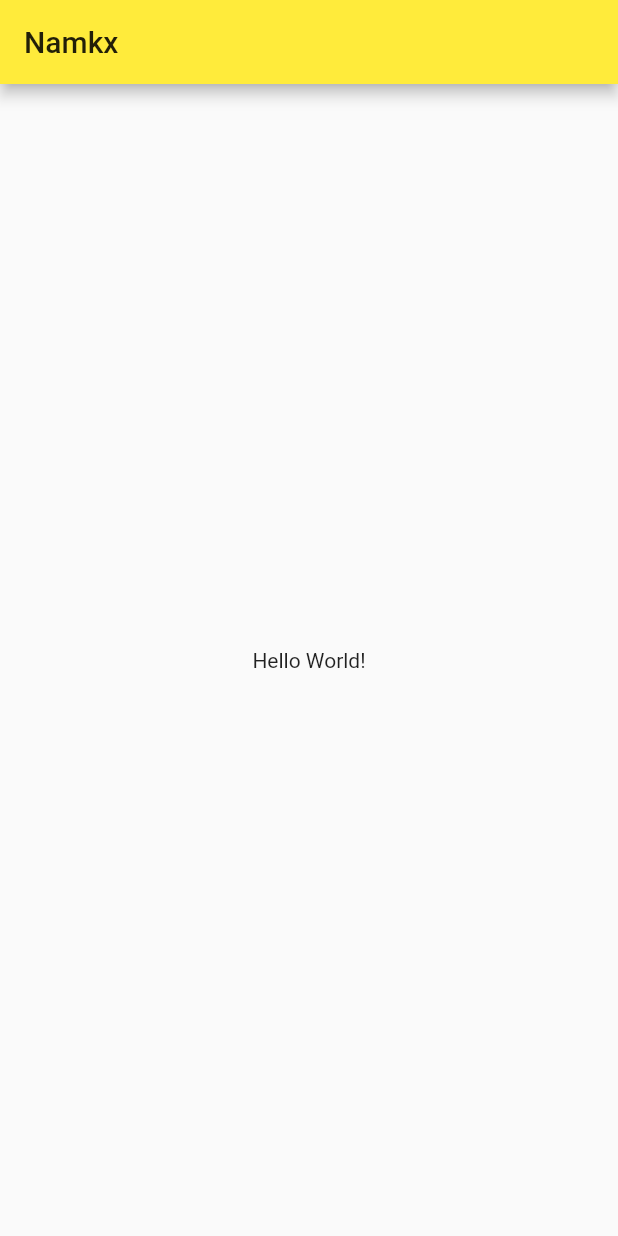
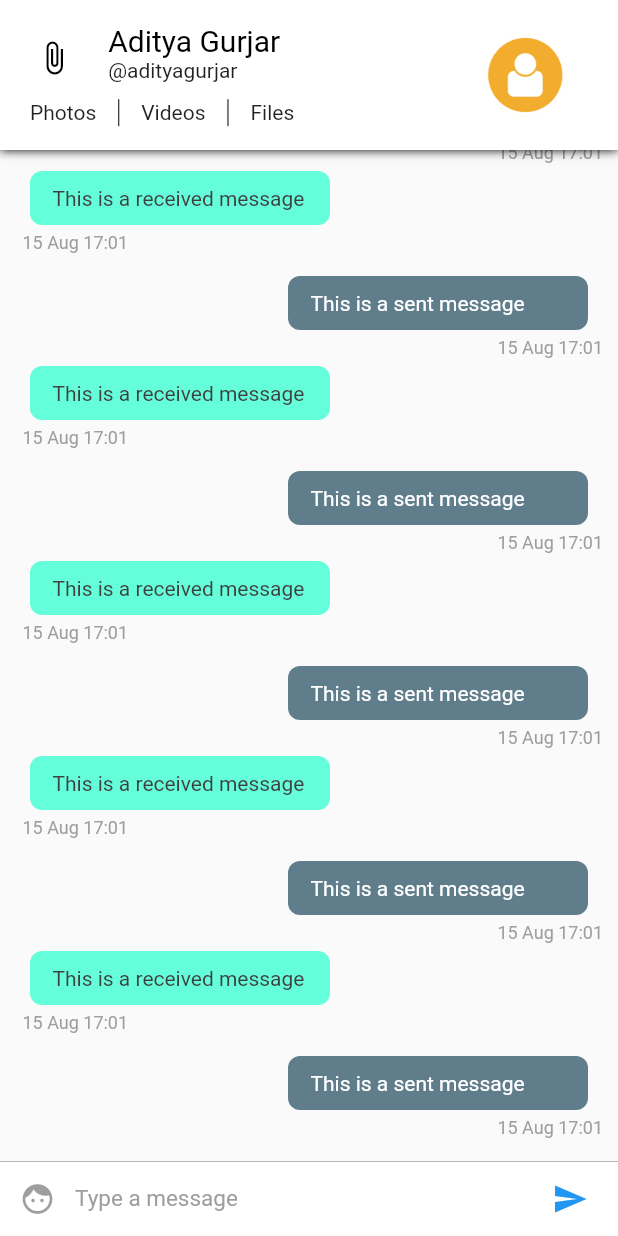
Before and after one commit to namlee0005/messaging_app, a Flutter app: the screen it shows after launch, on a phone screen of 412 x 824 dp. Run offline on Flutter 3.47's test engine with Material 2 defaults, Android fonts, the phone set to English and light mode, and no system bars.

Commit message:
update UI

```diff
--- /dev/null
+++ b/lib/config/Assets.dart
@@ -0,0 +1,3 @@
+class Assets{
+  static String user = 'assets/user.png';
+}
--- /dev/null
+++ b/lib/config/Palette.dart
@@ -0,0 +1,15 @@
+import 'package:flutter/material.dart';
+
+// Color palette for the app
+class Palette{
+  static Color primaryColor = Colors.blue;
+  static Color secondaryColor = Colors.black;
+  static Color primaryTextColor = Colors.black;
+  static Color secondaryTextColor = Colors.black87;
+  static Color primaryBackgroundColor = Colors.white;
+  static Color selfMessageBackgroundColor = Colors.blueGrey;
+  static Color otherMessageBackgroundColor = Colors.tealAccent;
+  static Color selfMessageColor = Colors.white;
+  static Color otherMessageColor = Color(0xff3f3f3f);
+  static Color greyColor = Colors.grey;
+}
--- a/lib/main.dart
+++ b/lib/main.dart
@@ -1,4 +1,5 @@
 import 'package:flutter/material.dart';
+import 'package:messaging_app/pages/ConversationPageList.dart';
 
 void main() {
   runApp(MyApp());
@@ -14,31 +15,7 @@ class MyApp extends StatelessWidget {
         primarySwatch: Colors.yellow,
         visualDensity: VisualDensity.adaptivePlatformDensity,
       ),
-      home: MyHomePage(title: 'Namkx'),
+      home: ConversationPageList(),
     );
   }
 }
-
-class MyHomePage extends StatefulWidget {
-  MyHomePage({Key key, this.title}) : super(key: key);
-  final String title;
-
-  @override
-  _MyHomePageState createState() => _MyHomePageState();
-}
-
-class _MyHomePageState extends State<MyHomePage> {
-
-  @override
-  Widget build(BuildContext context) {
-    return Scaffold(
-      appBar: AppBar(
-        title: Text(widget.title),
-      ),
-      body: Center(
-        child: new Text("Hello World!")
-      ),
-
-    );
-  }
-}
--- /dev/null
+++ b/lib/pages/ConversationPage.dart
@@ -0,0 +1,27 @@
+import 'package:flutter/material.dart';
+import 'package:messaging_app/widgets/ChatAppBar.dart';
+import 'package:messaging_app/widgets/ChatListWidget.dart';
+import 'package:messaging_app/widgets/InputWidget.dart';
+
+class ConversationPage extends StatefulWidget {
+  @override
+  _ConversationPageState createState() => _ConversationPageState();
+}
+
+class _ConversationPageState extends State<ConversationPage> {
+  @override
+  Widget build(BuildContext context) {
+    return SafeArea(child: Scaffold(
+        appBar: ChatAppBar(),
+        body: Stack(children: <Widget>[
+          Column(
+            children: <Widget> [
+              ChatListWidget(),
+              InputWidget()
+            ]
+          )
+        ])
+    )
+    );
+  }
+}
--- /dev/null
+++ b/lib/pages/ConversationPageList.dart
@@ -0,0 +1,24 @@
+import 'package:flutter/material.dart';
+import 'ConversationPage.dart';
+
+class ConversationPageList extends StatefulWidget {
+
+  @override
+  _ConversationPageListState createState() => _ConversationPageListState();
+}
+
+class _ConversationPageListState extends State<ConversationPageList> {
+
+  @override
+  Widget build(BuildContext context) {
+    return PageView(
+      children: <Widget>[
+        ConversationPage(),
+        ConversationPage(),
+        ConversationPage()
+      ],
+    );
+
+
+  }
+}
--- /dev/null
+++ b/lib/widgets/ChatAppBar.dart
@@ -0,0 +1,113 @@
+import 'package:flutter/material.dart';
+import 'package:messaging_app/config/Assets.dart';
+import 'package:messaging_app/config/Palette.dart';
+
+class ChatAppBar extends StatelessWidget implements PreferredSizeWidget {
+  final double height = 100;
+  @override
+  Widget build(BuildContext context) {
+    var textHeading = TextStyle(
+        color: Palette.primaryTextColor,
+        fontSize: 20); // Text style for the name
+    var textStyle = TextStyle(
+        color: Palette.secondaryTextColor); // Text style for everything else
+
+    double width =
+        MediaQuery.of(context).size.width; // calculate the screen width
+    double heightScreen = MediaQuery.of(context).size.height;
+    print(heightScreen);
+    return Material(
+        child: Container(
+            decoration: new BoxDecoration(boxShadow: [
+              //adds a shadow to the appbar
+              new BoxShadow(
+                color: Colors.black,
+                blurRadius: 5.0,
+              )
+            ]),
+            child: Container(
+                color: Palette.primaryBackgroundColor,
+                child: Row(children: <Widget>[
+                  Expanded(
+                      //we're dividing the appbar into 7 : 3 ratio. 7 is for content and 3 is for the display picture.
+                      flex: 7,
+                      child: Center(
+                          child: Column(
+                        mainAxisSize: MainAxisSize.min,
+                        children: <Widget>[
+                          Container(
+                              height: 70 - (width * .06),
+                              child: Row(
+                                crossAxisAlignment: CrossAxisAlignment.start,
+                                children: <Widget>[
+                                  Expanded(
+                                      flex: 2,
+                                      child: Center(
+                                          child: Icon(
+                                        Icons.attach_file,
+                                        color: Palette.secondaryColor,
+                                      ))),
+                                  Expanded(
+                                      flex: 6,
+                                      child: Container(
+                                          child: Column(
+                                        crossAxisAlignment:
+                                            CrossAxisAlignment.start,
+                                        mainAxisAlignment:
+                                            MainAxisAlignment.center,
+                                        mainAxisSize: MainAxisSize.min,
+                                        children: <Widget>[
+                                          Text('Aditya Gurjar',
+                                              style: textHeading),
+                                          Text('@adityagurjar',
+                                              style: textStyle)
+                                        ],
+                                      ))),
+                                ],
+                              )),
+                          //second row containing the buttons for media
+                          Container(
+                              height: 23,
+                              padding: EdgeInsets.fromLTRB(20, 5, 5, 0),
+                              child: Row(
+                                mainAxisAlignment: MainAxisAlignment.start,
+                                crossAxisAlignment: CrossAxisAlignment.center,
+                                children: <Widget>[
+                                  Text(
+                                    'Photos',
+                                    style: textStyle,
+                                  ),
+                                  VerticalDivider(
+                                    width: 30,
+                                    color: Palette.primaryTextColor,
+                                  ),
+                                  Text(
+                                    'Videos',
+                                    style: textStyle,
+                                  ),
+                                  VerticalDivider(
+                                    width: 30,
+                                    color: Palette.primaryTextColor,
+                                  ),
+                                  Text('Files', style: textStyle)
+                                ],
+                              )),
+                        ],
+                      ))),
+                  //This is the display picture
+                  Expanded(
+                      flex: 3,
+                      child: Container(
+                          child: Center(
+                              child: CircleAvatar(
+                        radius: (80 - (width * .06)) / 2,
+                        backgroundImage: Image.asset(
+                          Assets.user,
+                        ).image,
+                      )))),
+                ]))));
+  }
+
+  @override
+  Size get preferredSize => Size.fromHeight(height);
+}
--- /dev/null
+++ b/lib/widgets/ChatItemWidget.dart
@@ -0,0 +1,89 @@
+import 'package:flutter/material.dart';
+import 'package:messaging_app/config/Palette.dart';
+import 'package:intl/intl.dart';
+
+class ChatItemWidget extends StatelessWidget{
+  var index;
+
+  ChatItemWidget(this.index);
+
+  @override
+  Widget build(BuildContext context) {
+    // TODO: implement build
+    if (index % 2 == 0) {
+      //This is the sent message. We'll later use data from firebase instead of index to determine the message is sent or received.
+      return Container(
+          child: Column(children: <Widget>[
+            Row(
+              children: <Widget>[
+                Container(
+                  child: Text(
+                    'This is a sent message',
+                    style: TextStyle(color: Palette.selfMessageColor),
+                  ),
+                  padding: EdgeInsets.fromLTRB(15.0, 10.0, 15.0, 10.0),
+                  width: 200.0,
+                  decoration: BoxDecoration(
+                      color: Palette.selfMessageBackgroundColor,
+                      borderRadius: BorderRadius.circular(8.0)),
+                  margin: EdgeInsets.only(right: 10.0),
+                )
+              ],
+              mainAxisAlignment:
+              MainAxisAlignment.end, // aligns the chatitem to right end
+            ),
+            Row(
+                mainAxisAlignment: MainAxisAlignment.end,
+                children: <Widget>[
+                  Container(
+                    child: Text(
+                      DateFormat('dd MMM kk:mm')
+                          .format(DateTime.fromMillisecondsSinceEpoch(1565888474278)),
+                      style: TextStyle(
+                          color: Palette.greyColor,
+                          fontSize: 12.0,
+                          fontStyle: FontStyle.normal),
+                    ),
+                    margin: EdgeInsets.only(left: 5.0, top: 5.0, bottom: 5.0),
+                  )])
+          ]));
+    } else {
+      // This is a received message
+      return Container(
+        child: Column(
+          children: <Widget>[
+            Row(
+              children: <Widget>[
+                Container(
+                  child: Text(
+                    'This is a received message',
+                    style: TextStyle(color: Palette.otherMessageColor),
+                  ),
+                  padding: EdgeInsets.fromLTRB(15.0, 10.0, 15.0, 10.0),
+                  width: 200.0,
+                  decoration: BoxDecoration(
+                      color: Palette.otherMessageBackgroundColor,
+                      borderRadius: BorderRadius.circular(8.0)),
+                  margin: EdgeInsets.only(left: 10.0),
+                )
+              ],
+            ),
+            Container(
+              child: Text(
+                DateFormat('dd MMM kk:mm')
+                    .format(DateTime.fromMillisecondsSinceEpoch(1565888474278)),
+                style: TextStyle(
+                    color: Palette.greyColor,
+                    fontSize: 12.0,
+                    fontStyle: FontStyle.normal),
+              ),
+              margin: EdgeInsets.only(left: 5.0, top: 5.0, bottom: 5.0),
+            )
+          ],
+          crossAxisAlignment: CrossAxisAlignment.start,
+        ),
+        margin: EdgeInsets.only(bottom: 10.0),
+      );
+    }  }
+
+}
--- /dev/null
+++ b/lib/widgets/ChatListWidget.dart
@@ -0,0 +1,22 @@
+
+
+import 'package:flutter/material.dart';
+
+import 'ChatItemWidget.dart';
+
+
+class ChatListWidget extends StatelessWidget{
+  final ScrollController listScrollController = new ScrollController();
+  @override
+  Widget build(BuildContext context) {
+    // TODO: implement build
+    return Flexible(
+        child: ListView.builder(
+          padding: EdgeInsets.all(10.0),
+          itemBuilder: (context, index) => ChatItemWidget(index),
+          itemCount: 20,
+          reverse: true,
+          controller: listScrollController,
+        ));
+  }
+}
--- /dev/null
+++ b/lib/widgets/InputWidget.dart
@@ -0,0 +1,61 @@
+
+import 'package:flutter/material.dart';
+import 'package:messaging_app/config/Palette.dart';
+
+class InputWidget extends StatelessWidget {
+
+  final TextEditingController textEditingController = new TextEditingController();
+
+  @override
+  Widget build(BuildContext context) {
+    return Container(
+      child: Row(
+        children: <Widget>[
+          Material(
+            child: new Container(
+              margin: new EdgeInsets.symmetric(horizontal: 1.0),
+              child: new IconButton(
+                icon: new Icon(Icons.face),
+                color: Palette.primaryColor,
+              ),
+            ),
+            color: Colors.white,
+          ),
+
+          // Text input
+          Flexible(
+            child: Container(
+              child: TextField(
+                style: TextStyle(color: Palette.primaryTextColor, fontSize: 15.0),
+                controller: textEditingController,
+                decoration: InputDecoration.collapsed(
+                  hintText: 'Type a message',
+                  hintStyle: TextStyle(color: Palette.greyColor),
+                ),
+              ),
+            ),
+          ),
+
+          // Send Message Button
+          Material(
+            child: new Container(
+              margin: new EdgeInsets.symmetric(horizontal: 8.0),
+              child: new IconButton(
+                icon: new Icon(Icons.send),
+                onPressed: () => {},
+                color: Palette.primaryColor,
+              ),
+            ),
+            color: Colors.white,
+          ),
+        ],
+      ),
+      width: double.infinity,
+      height: 50.0,
+      decoration: new BoxDecoration(
+          border: new Border(
+              top: new BorderSide(color: Palette.greyColor, width: 0.5)),
+          color: Colors.white),
+    );
+  }
+}
--- a/pubspec.yaml
+++ b/pubspec.yaml
@@ -28,6 +28,7 @@ dependencies:
   # The following adds the Cupertino Icons font to your application.
   # Use with the CupertinoIcons class for iOS style icons.
   cupertino_icons: ^0.1.3
+  intl: ^0.16.1
 
 dev_dependencies:
   flutter_test:
@@ -45,9 +46,8 @@ flutter:
   uses-material-design: true
 
   # To add assets to your application, add an assets section, like this:
-  # assets:
-  #   - images/a_dot_burr.jpeg
-  #   - images/a_dot_ham.jpeg
+  assets:
+    - assets/
 
   # An image asset can refer to one or more resolution-specific "variants", see
   # https://flutter.dev/assets-and-images/#resolution-aware.
```
Also changed, not shown: assets/user.png (added), pubspec.lock.
